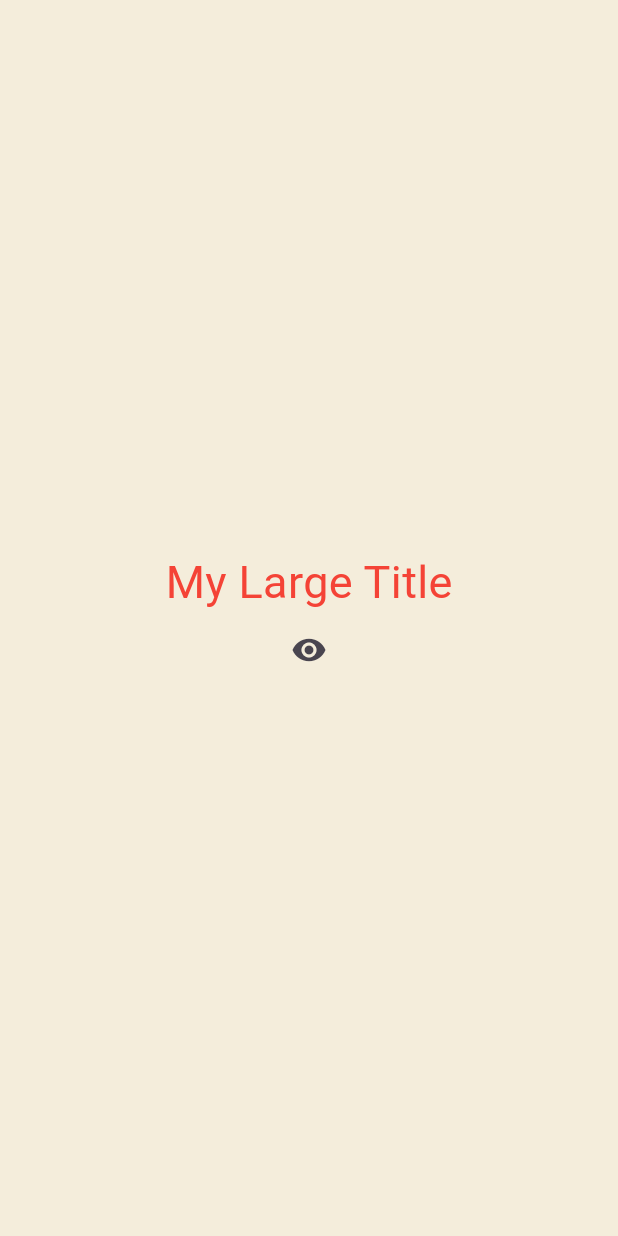
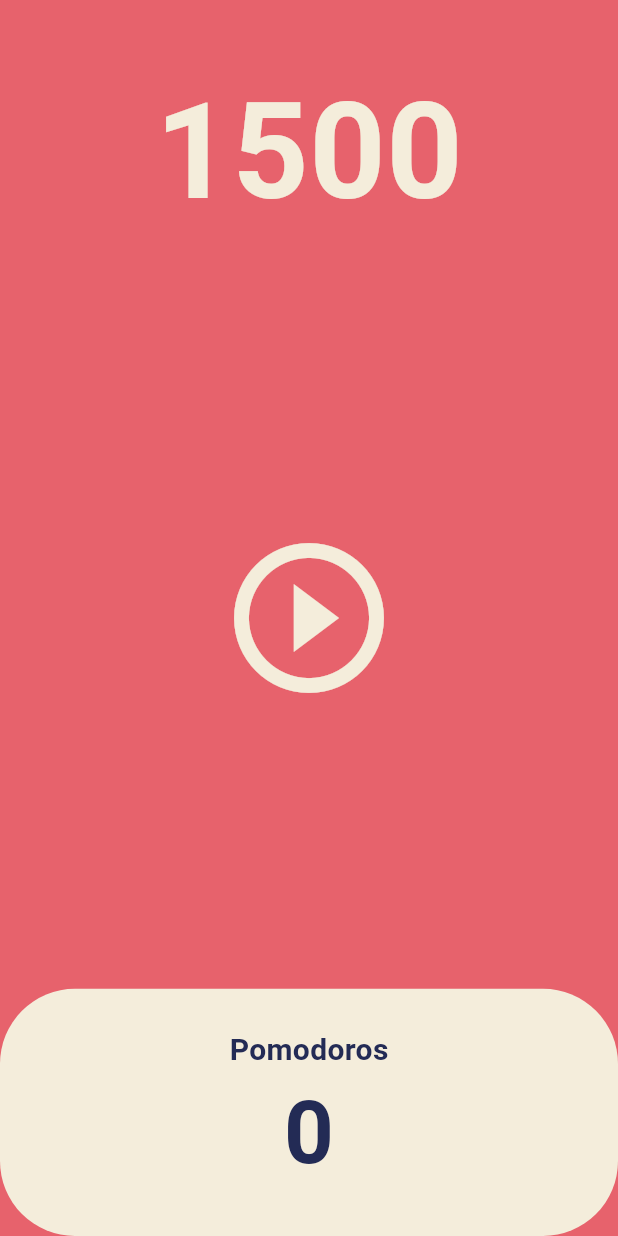
Before and after one commit to hwan20c/toonflix, a Flutter app: the screen it shows after launch, on a phone screen of 412 x 824 dp. Run offline on Flutter 3.47's test engine with Material 3 defaults, Android fonts, the phone set to English and light mode, and no system bars.

Commit message:
pomodoro init + timer update

```diff
--- a/lib/main.dart
+++ b/lib/main.dart
@@ -1,96 +1,28 @@
 import 'package:flutter/material.dart';
+import 'package:toonflix/screens/home_screen.dart';
 
 void main() {
   runApp(const MyApp());
 }
 
-class MyApp extends StatefulWidget {
+class MyApp extends StatelessWidget {
   const MyApp({super.key});
-
-  @override
-  State<MyApp> createState() => _MyAppState();
-}
-
-class _MyAppState extends State<MyApp> {
-  bool showTitle = true;
-
-  void toggleTtile() {
-    setState(() {
-      showTitle = !showTitle;
-    });
-  }
-
-  List<int> numbers = [];
-
-  void onClicked() {
-    setState(() {
-      numbers.add(numbers.length);
-    });
-  }
 
   @override
   Widget build(BuildContext context) {
     return MaterialApp(
       theme: ThemeData(
+        colorScheme: ColorScheme.fromSwatch(
+          backgroundColor: const Color(0xFFE7626C),
+        ),
         textTheme: const TextTheme(
-          titleLarge: TextStyle(
-            color: Colors.red,
+          displayLarge: TextStyle(
+            color: Color(0xFF232B55),
           ),
         ),
+        cardColor: const Color(0xFFF4EDDB),
       ),
-      home: Scaffold(
-        backgroundColor: const Color(0xFFF4EDDB),
-        body: Center(
-          child: Column(
-            mainAxisAlignment: MainAxisAlignment.center,
-            children: [
-              showTitle ? const MyLargeTitle() : const Text('nothing'),
-              IconButton(
-                onPressed: toggleTtile,
-                icon: const Icon(Icons.remove_red_eye),
-              ),
-            ],
-          ),
-        ),
-      ),
+      home: const HomeScreen(),
     );
   }
 }
-
-class MyLargeTitle extends StatefulWidget {
-  const MyLargeTitle({
-    super.key,
-  });
-
-  @override
-  State<MyLargeTitle> createState() => _MyLargeTitleState();
-}
-
-class _MyLargeTitleState extends State<MyLargeTitle> {
-  int count = 0;
-
-  @override
-  void initState() {
-    super.initState();
-    print('initState!');
-  }
-
-  @override
-  void dispose() {
-    // TODO: implement dispose
-    super.dispose();
-    print("dispose!");
-  }
-
-  @override
-  Widget build(BuildContext context) {
-    print('build');
-    return Text(
-      'My Large Title',
-      style: TextStyle(
-        fontSize: 30,
-        color: Theme.of(context).textTheme.titleLarge?.color,
-      ),
-    );
-  }
-}
--- /dev/null
+++ b/lib/screens/home_screen.dart
@@ -0,0 +1,104 @@
+import 'dart:async';
+
+import 'package:flutter/material.dart';
+
+class HomeScreen extends StatefulWidget {
+  const HomeScreen({super.key});
+
+  @override
+  State<HomeScreen> createState() => _HomeScreenState();
+}
+
+class _HomeScreenState extends State<HomeScreen> {
+  int totalSeconds = 1500;
+  late Timer timer;
+
+  void onTick(Timer timer) {
+    setState(() {
+      totalSeconds = totalSeconds - 1;
+    });
+  }
+
+  void onStartPressed() {
+    timer = Timer.periodic(
+      const Duration(seconds: 1),
+      onTick,
+    );
+  }
+
+  @override
+  Widget build(BuildContext context) {
+    return Scaffold(
+      backgroundColor: Theme.of(context).colorScheme.background,
+      body: Column(
+        children: [
+          Flexible(
+            flex: 1,
+            child: Container(
+              alignment: Alignment.bottomCenter,
+              child: Text(
+                '$totalSeconds',
+                style: TextStyle(
+                  color: Theme.of(context).cardColor,
+                  fontSize: 89,
+                  fontWeight: FontWeight.w600,
+                ),
+              ),
+            ),
+          ),
+          Flexible(
+            flex: 3,
+            child: Center(
+              child: IconButton(
+                iconSize: 120,
+                color: Theme.of(context).cardColor,
+                onPressed: onStartPressed,
+                icon: const Icon(
+                  Icons.play_circle_outline,
+                ),
+              ),
+            ),
+          ),
+          Flexible(
+            flex: 1,
+            child: Row(
+              children: [
+                Expanded(
+                  child: Container(
+                    decoration: BoxDecoration(
+                      color: Theme.of(context).cardColor,
+                      borderRadius: BorderRadius.circular(50),
+                    ),
+                    child: Column(
+                      mainAxisAlignment: MainAxisAlignment.center,
+                      children: [
+                        Text(
+                          'Pomodoros',
+                          style: TextStyle(
+                            fontSize: 20,
+                            fontWeight: FontWeight.w600,
+                            color:
+                                Theme.of(context).textTheme.displayLarge!.color,
+                          ),
+                        ),
+                        Text(
+                          '0',
+                          style: TextStyle(
+                            fontSize: 58,
+                            fontWeight: FontWeight.w600,
+                            color:
+                                Theme.of(context).textTheme.displayLarge!.color,
+                          ),
+                        ),
+                      ],
+                    ),
+                  ),
+                ),
+              ],
+            ),
+          ),
+        ],
+      ),
+    );
+  }
+}
```
